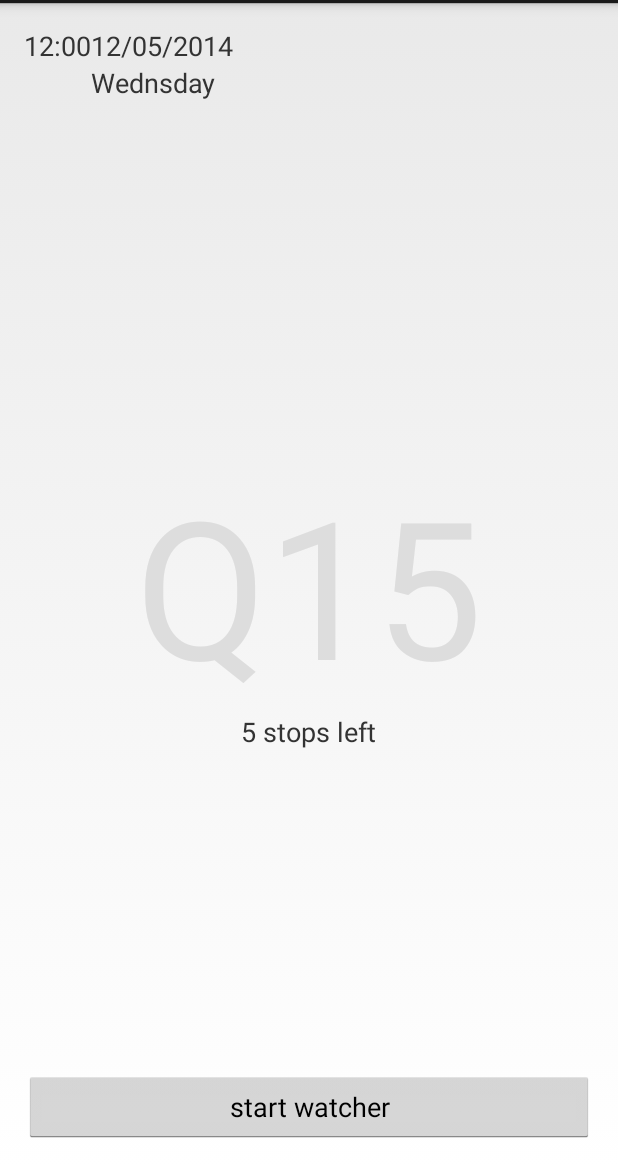
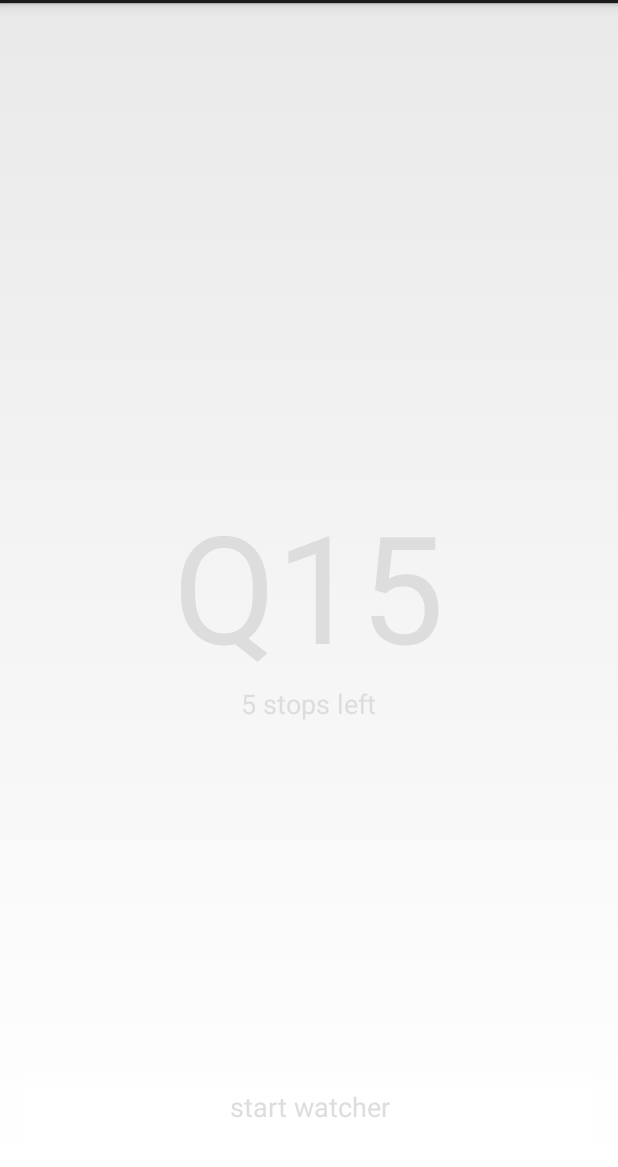
Before and after one commit to yiochen/BusWatcher, an Android app: the layout fragment_watcher.xml on its own in the app's theme, with its tools: preview values and no code run, on a phone screen of 412 x 824 dp, the part 69-1236 px from its top. Run offline under Robolectric (Android 15) with nearby library versions, the phone set to English and light mode, and no system bars.

Commit message:
change UI appearance

```diff
--- a/app/src/main/java/com/hackru/buswatcher/WatcherActivity.java
+++ b/app/src/main/java/com/hackru/buswatcher/WatcherActivity.java
@@ -38,6 +38,8 @@ public class WatcherActivity extends Activity {
     protected void onCreate(Bundle savedInstanceState) {
         super.onCreate(savedInstanceState);
         setContentView(R.layout.activity_watcher);
+        ActionBar ab=getActionBar();
+        if (ab!=null) ab.hide();
         Intent intent = getIntent();
         watchingBus = intent.getIntExtra(ChooseBusActivity.EXTRA_BUS_INDEX, -1);
         watchingStop = intent.getIntExtra(ChooseStopActivity.EXTRA_STOP_INDEX, -1);
--- /dev/null
+++ b/app/src/main/res/drawable/round_button.xml
@@ -0,0 +1,13 @@
+<?xml version="1.0" encoding="utf-8"?>
+<shape xmlns:android="http://schemas.android.com/apk/res/android"
+    android:shape="rectangle" >
+
+    <solid android:color="#44FFFFFF" />
+
+    <corners
+        android:bottomLeftRadius="10dp"
+        android:bottomRightRadius="10dp"
+        android:topLeftRadius="10dp"
+        android:topRightRadius="10dp" />
+
+</shape>
--- a/app/src/main/res/layout/activity_watcher.xml
+++ b/app/src/main/res/layout/activity_watcher.xml
@@ -4,4 +4,5 @@
     android:layout_width="match_parent"
     android:layout_height="match_parent"
     tools:context="com.hackru.buswatcher.WatcherActivity"
+    android:background="@drawable/design"
     tools:ignore="MergeRootFrame" />
--- a/app/src/main/res/layout/fragment_watcher.xml
+++ b/app/src/main/res/layout/fragment_watcher.xml
@@ -6,6 +6,7 @@
     android:paddingRight="@dimen/activity_horizontal_margin"
     android:paddingTop="@dimen/activity_vertical_margin"
     android:paddingBottom="@dimen/activity_vertical_margin"
+
     tools:context="com.hackru.buswatcher.WatcherActivity$PlaceholderFragment">
 
     <TextView
@@ -18,45 +19,22 @@
         android:layout_centerVertical="true"
         android:layout_centerHorizontal="true" />
 
-    <TextView
-        style="@style/text_style_default"
-        android:layout_width="wrap_content"
-        android:layout_height="wrap_content"
-        android:text="@string/time"
-        android:id="@+id/text_time"
-        android:layout_alignParentTop="true"
-        android:layout_alignParentStart="true" />
 
-    <TextView
-        style="@style/text_style_default"
-        android:layout_width="wrap_content"
-        android:layout_height="wrap_content"
-        android:text="@string/date"
-        android:id="@+id/text_date"
-        android:layout_alignParentTop="true"
-        android:layout_toEndOf="@+id/text_time" />
 
-    <TextView
-        style="@style/text_style_default"
-        android:layout_width="wrap_content"
-        android:layout_height="wrap_content"
-        android:text="@string/day_of_week"
-        android:id="@+id/text_day"
-        android:layout_below="@+id/text_date"
-        android:layout_alignStart="@+id/text_date" />
 
     <Button
         android:layout_width="wrap_content"
         android:layout_height="wrap_content"
         android:text="@string/toggle_watcher"
+        android:textColor="@color/text_light"
         android:id="@+id/button_toggle_watcher"
         android:layout_alignParentBottom="true"
-        android:layout_toEndOf="@+id/text_day"
         android:layout_alignParentStart="true"
-        android:layout_alignParentEnd="true" />
+        android:layout_alignParentEnd="true"
+        android:background="@drawable/round_button"/>
 
     <TextView
-        style="@style/text_style_default"
+        style="@style/text_style_default.light"
         android:layout_width="wrap_content"
         android:layout_height="wrap_content"
         android:text="@string/stop_left"
--- a/app/src/main/res/layout/list_item_bus.xml
+++ b/app/src/main/res/layout/list_item_bus.xml
@@ -7,6 +7,7 @@
     <TextView xmlns:android="http://schemas.android.com/apk/res/android"
         android:layout_width="match_parent"
         android:layout_height="match_parent"
+        style="@style/text_style_default"
         android:text="@string/bus_name"
         android:id="@+id/list_item_bus_name" />
 
--- a/app/src/main/res/layout/list_item_stop.xml
+++ b/app/src/main/res/layout/list_item_stop.xml
@@ -8,6 +8,7 @@
         android:layout_width="match_parent"
         android:layout_height="match_parent"
         android:text="@string/hello_world"
+        style="@style/text_style_default"
         android:id="@+id/list_item_stop_name" />
 
 </LinearLayout>
--- a/app/src/main/res/values-w820dp/dimens.xml
+++ /dev/null
@@ -1,6 +0,0 @@
-<resources>
-    <!-- Example customization of dimensions originally defined in res/values/dimens.xml
-         (such as screen margins) for screens with more than 820dp of available width. This
-         would include 7" and 10" devices in landscape (~960dp and ~1280dp respectively). -->
-    <dimen name="activity_horizontal_margin">64dp</dimen>
-</resources>
--- a/app/src/main/res/values/dimens.xml
+++ b/app/src/main/res/values/dimens.xml
@@ -2,7 +2,7 @@
     <!-- Default screen margins, per the Android Design guidelines. -->
     <dimen name="activity_horizontal_margin">16dp</dimen>
     <dimen name="activity_vertical_margin">16dp</dimen>
-    <dimen name="text_size_extra_large">128sp</dimen>
+    <dimen name="text_size_extra_large">100sp</dimen>
     <dimen name="text_size_large">22sp</dimen>
     <dimen name="text_size_medium">18sp</dimen>
     <dimen name="text_size_small">14sp</dimen>
--- a/app/src/main/res/values/strings.xml
+++ b/app/src/main/res/values/strings.xml
@@ -7,14 +7,11 @@
     <string name="title_activity_watcher">WatcherActivity</string>
     <string name="bus_name">Q15</string>
     <string name="toggle_watcher">start watcher</string>
-    <string name="day_of_week">Wednsday</string>
-    <string name="date">12/05/2014</string>
-    <string name="time">12:00</string>
-    <string name="title_activity_choose_bus">ChooseBusActivity</string>
+
+    <string name="title_activity_choose_bus">Choose Bus Route</string>
     <string name="stop_left">5 stops left</string>
     <string name="no_data">no date</string>
-    <string name="title_selectactivity_list">Items</string>
-    <string name="title_selectactivity_detail">SelectActivity Detail</string>
-    <string name="title_activity_choose_stop">ChooseStopActivity</string>
+
+    <string name="title_activity_choose_stop">Choose Stop</string>
 
 </resources>
--- a/app/src/main/res/values/styles.xml
+++ b/app/src/main/res/values/styles.xml
@@ -12,6 +12,9 @@
         <item name="android:textSize">@dimen/text_size_medium</item>
         <item name="android:textColor">@color/text_dark</item>
     </style>
+    <style name="text_style_default.light">
+        <item name="android:textColor">@color/text_light</item>
+    </style>
 
     <style name="text_style_heading" parent="android:TextAppearance">
         <item name="android:textSize">@dimen/text_size_extra_large</item>
```
Also changed, not shown: app/src/main/res/drawable/design.xml (added, +11 -0 lines), app/src/main/res/raw/choose bus route.png (added), app/src/main/res/raw/choose stop.png (added), app/src/main/res/raw/main.png (added).
